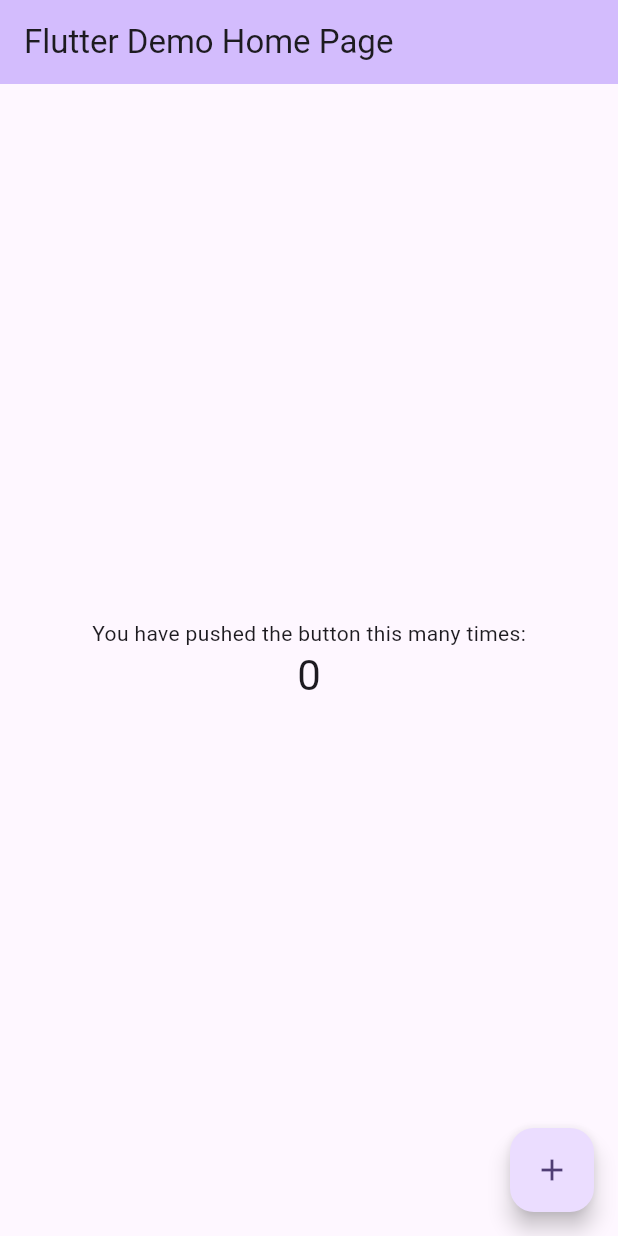
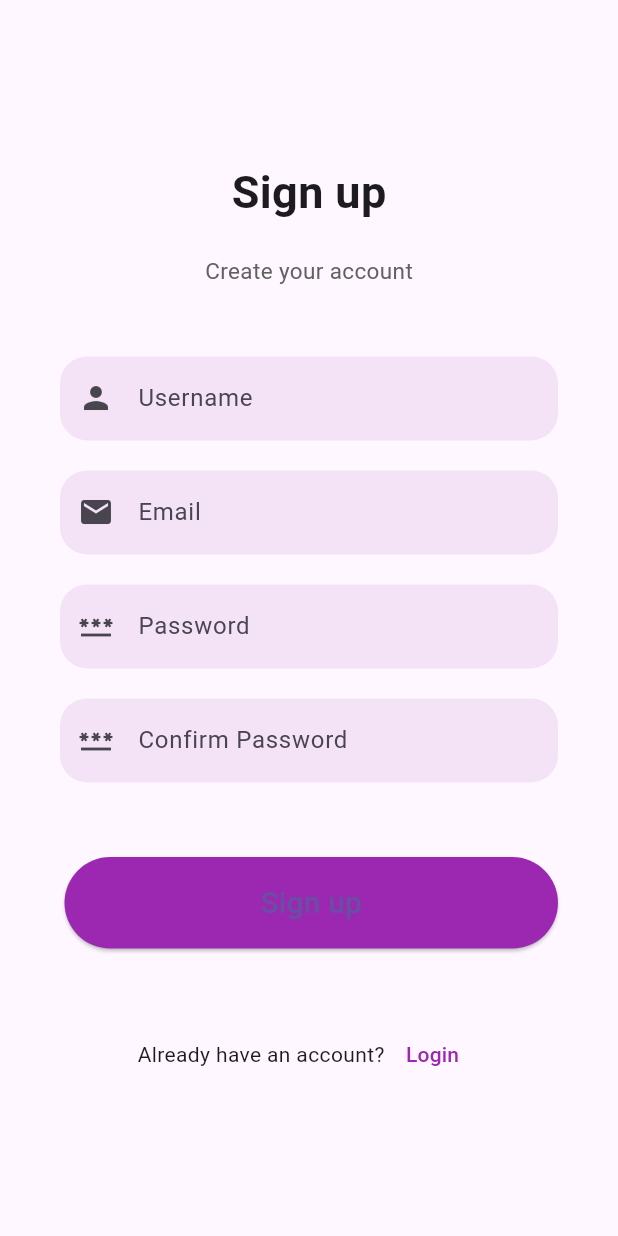
Before and after one commit to lordvader991/ParkFinderMobile, a Flutter app: the screen it shows after launch, on a phone screen of 412 x 824 dp. Run offline on Flutter 3.47's test engine with Material 3 defaults, Android fonts, the phone set to English and light mode, and no system bars.

Commit message:
register

```diff
--- a/lib/main.dart
+++ b/lib/main.dart
@@ -1,125 +1,6 @@
 import 'package:flutter/material.dart';
+import 'package:parkfinder/views/register_screen.dart';
 
 void main() {
-  runApp(const MyApp());
+  runApp(const SignupPage());
 }
-
-class MyApp extends StatelessWidget {
-  const MyApp({super.key});
-
-  // This widget is the root of your application.
-  @override
-  Widget build(BuildContext context) {
-    return MaterialApp(
-      title: 'Flutter Demo',
-      theme: ThemeData(
-        // This is the theme of your application.
-        //
-        // TRY THIS: Try running your application with "flutter run". You'll see
-        // the application has a purple toolbar. Then, without quitting the app,
-        // try changing the seedColor in the colorScheme below to Colors.green
-        // and then invoke "hot reload" (save your changes or press the "hot
-        // reload" button in a Flutter-supported IDE, or press "r" if you used
-        // the command line to start the app).
-        //
-        // Notice that the counter didn't reset back to zero; the application
-        // state is not lost during the reload. To reset the state, use hot
-        // restart instead.
-        //
-        // This works for code too, not just values: Most code changes can be
-        // tested with just a hot reload.
-        colorScheme: ColorScheme.fromSeed(seedColor: Colors.deepPurple),
-        useMaterial3: true,
-      ),
-      home: const MyHomePage(title: 'Flutter Demo Home Page'),
-    );
-  }
-}
-
-class MyHomePage extends StatefulWidget {
-  const MyHomePage({super.key, required this.title});
-
-  // This widget is the home page of your application. It is stateful, meaning
-  // that it has a State object (defined below) that contains fields that affect
-  // how it looks.
-
-  // This class is the configuration for the state. It holds the values (in this
-  // case the title) provided by the parent (in this case the App widget) and
-  // used by the build method of the State. Fields in a Widget subclass are
-  // always marked "final".
-
-  final String title;
-
-  @override
-  State<MyHomePage> createState() => _MyHomePageState();
-}
-
-class _MyHomePageState extends State<MyHomePage> {
-  int _counter = 0;
-
-  void _incrementCounter() {
-    setState(() {
-      // This call to setState tells the Flutter framework that something has
-      // changed in this State, which causes it to rerun the build method below
-      // so that the display can reflect the updated values. If we changed
-      // _counter without calling setState(), then the build method would not be
-      // called again, and so nothing would appear to happen.
-      _counter++;
-    });
-  }
-
-  @override
-  Widget build(BuildContext context) {
-    // This method is rerun every time setState is called, for instance as done
-    // by the _incrementCounter method above.
-    //
-    // The Flutter framework has been optimized to make rerunning build methods
-    // fast, so that you can just rebuild anything that needs updating rather
-    // than having to individually change instances of widgets.
-    return Scaffold(
-      appBar: AppBar(
-        // TRY THIS: Try changing the color here to a specific color (to
-        // Colors.amber, perhaps?) and trigger a hot reload to see the AppBar
-        // change color while the other colors stay the same.
-        backgroundColor: Theme.of(context).colorScheme.inversePrimary,
-        // Here we take the value from the MyHomePage object that was created by
-        // the App.build method, and use it to set our appbar title.
-        title: Text(widget.title),
-      ),
-      body: Center(
-        // Center is a layout widget. It takes a single child and positions it
-        // in the middle of the parent.
-        child: Column(
-          // Column is also a layout widget. It takes a list of children and
-          // arranges them vertically. By default, it sizes itself to fit its
-          // children horizontally, and tries to be as tall as its parent.
-          //
-          // Column has various properties to control how it sizes itself and
-          // how it positions its children. Here we use mainAxisAlignment to
-          // center the children vertically; the main axis here is the vertical
-          // axis because Columns are vertical (the cross axis would be
-          // horizontal).
-          //
-          // TRY THIS: Invoke "debug painting" (choose the "Toggle Debug Paint"
-          // action in the IDE, or press "p" in the console), to see the
-          // wireframe for each widget.
-          mainAxisAlignment: MainAxisAlignment.center,
-          children: <Widget>[
-            const Text(
-              'You have pushed the button this many times:',
-            ),
-            Text(
-              '$_counter',
-              style: Theme.of(context).textTheme.headlineMedium,
-            ),
-          ],
-        ),
-      ),
-      floatingActionButton: FloatingActionButton(
-        onPressed: _incrementCounter,
-        tooltip: 'Increment',
-        child: const Icon(Icons.add),
-      ), // This trailing comma makes auto-formatting nicer for build methods.
-    );
-  }
-}
--- /dev/null
+++ b/lib/views/register_screen.dart
@@ -0,0 +1,132 @@
+import 'package:flutter/material.dart';
+
+class SignupPage extends StatelessWidget {
+  const SignupPage({super.key});
+
+  @override
+  Widget build(BuildContext context) {
+    return MaterialApp(
+      debugShowCheckedModeBanner: false,
+      home: Scaffold(
+        body: SingleChildScrollView(
+          child: Container(
+            padding: const EdgeInsets.symmetric(horizontal: 40),
+            height: MediaQuery.of(context).size.height - 50,
+            width: double.infinity,
+            child: Column(
+              mainAxisAlignment: MainAxisAlignment.spaceEvenly,
+              crossAxisAlignment: CrossAxisAlignment.stretch,
+              children: <Widget>[
+                Column(
+                  children: <Widget>[
+                    const SizedBox(height: 60.0),
+
+                    const Text(
+                      "Sign up",
+                      style: TextStyle(
+                        fontSize: 30,
+                        fontWeight: FontWeight.bold,
+                      ),
+                    ),
+                    const SizedBox(
+                      height: 20,
+                    ),
+                    Text(
+                      "Create your account",
+                      style: TextStyle(fontSize: 15, color: Colors.grey[700]),
+                    )
+                  ],
+                ),
+                Column(
+                  children: <Widget>[
+                    TextField(
+                      decoration: InputDecoration(
+                          hintText: "Username",
+                          border: OutlineInputBorder(
+                              borderRadius: BorderRadius.circular(18),
+                              borderSide: BorderSide.none),
+                          fillColor: Colors.purple.withOpacity(0.1),
+                          filled: true,
+                          prefixIcon: const Icon(Icons.person)),
+                    ),
+
+                    const SizedBox(height: 20),
+
+                    TextField(
+                      decoration: InputDecoration(
+                          hintText: "Email",
+                          border: OutlineInputBorder(
+                              borderRadius: BorderRadius.circular(18),
+                              borderSide: BorderSide.none),
+                          fillColor: Colors.purple.withOpacity(0.1),
+                          filled: true,
+                          prefixIcon: const Icon(Icons.email)),
+                    ),
+
+                    const SizedBox(height: 20),
+
+                    TextField(
+                      decoration: InputDecoration(
+                        hintText: "Password",
+                        border: OutlineInputBorder(
+                            borderRadius: BorderRadius.circular(18),
+                            borderSide: BorderSide.none),
+                        fillColor: Colors.purple.withOpacity(0.1),
+                        filled: true,
+                        prefixIcon: const Icon(Icons.password),
+                      ),
+                      obscureText: true,
+                    ),
+
+                    const SizedBox(height: 20),
+
+                    TextField(
+                      decoration: InputDecoration(
+                        hintText: "Confirm Password",
+                        border: OutlineInputBorder(
+                            borderRadius: BorderRadius.circular(18),
+                            borderSide: BorderSide.none),
+                        fillColor: Colors.purple.withOpacity(0.1),
+                        filled: true,
+                        prefixIcon: const Icon(Icons.password),
+                      ),
+                      obscureText: true,
+                    ),
+                  ],
+                ),
+                Container(
+                    padding: const EdgeInsets.only(top: 3, left: 3),
+
+                    child: ElevatedButton(
+                      onPressed: () {
+                      },
+                      child: const Text(
+                        "Sign up",
+                        style: TextStyle(fontSize: 20),
+                      ),
+                      style: ElevatedButton.styleFrom(
+                        shape: const StadiumBorder(),
+                        padding: const EdgeInsets.symmetric(vertical: 16),
+                        backgroundColor: Colors.purple,
+                      ),
+                    )
+                ),
+                Row(
+                  mainAxisAlignment: MainAxisAlignment.center,
+                  children: <Widget>[
+                    const Text("Already have an account?"),
+                    TextButton(
+                        onPressed: () {
+                        },
+                        child: const Text("Login", style: TextStyle(color: Colors.purple),)
+                    )
+                  ],
+                )
+              ],
+            ),
+          ),
+        ),
+      ),
+    );
+  }
+}
```
